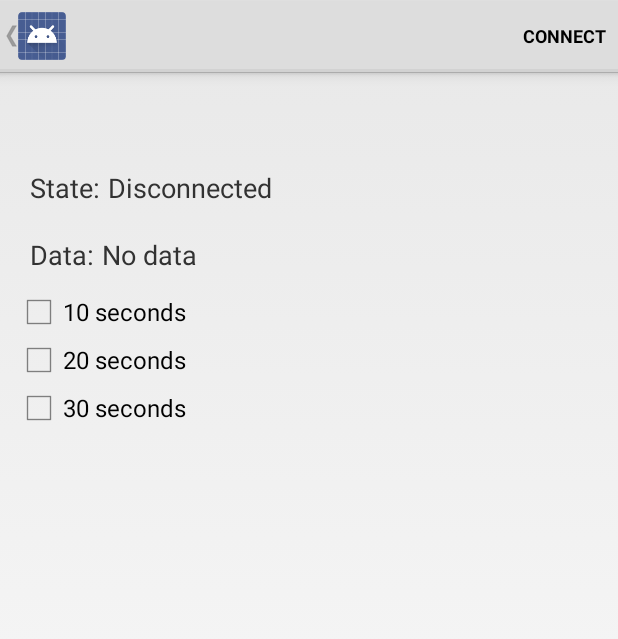
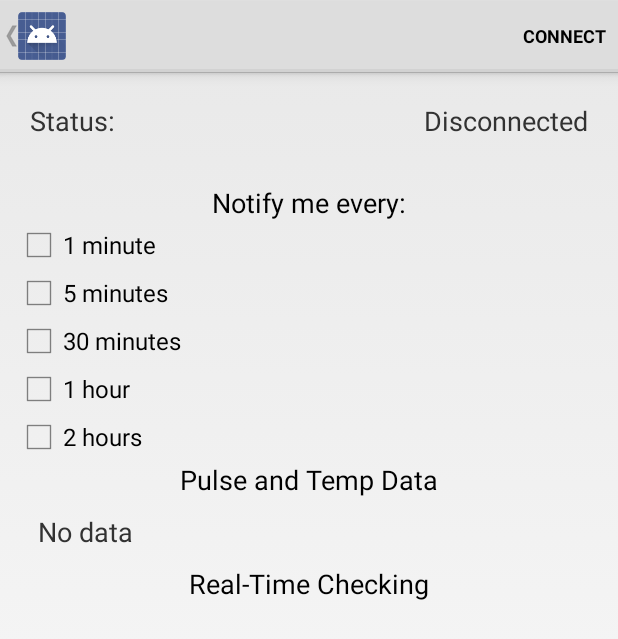
Before and after one commit to stevengaledo111/QAZWSX, an Android app: the DeviceControlActivity screen opened directly, with no data from a screen before it, on a phone screen of 412 x 824 dp. Shown: the top 639 px of the screen. Run offline under Robolectric (Android 15) with nearby library versions, the phone set to English and light mode, and no system bars; 3 statements that could not run were skipped.

Commit message:
Application Change

```diff
--- a/android-BluetoothLeGatt-master/Application/src/main/java/com/example/android/bluetoothlegatt/SampleGattAttributes.java
+++ b/android-BluetoothLeGatt-master/Application/src/main/java/com/example/android/bluetoothlegatt/SampleGattAttributes.java
@@ -30,7 +30,7 @@ public class SampleGattAttributes {
     static {
         // Sample Services.
        // attributes.put("0000180a-0000-1000-8000-00805f9b34fb", "Device Information Service");
-        attributes.put("0000ffe0-0000-1000-8000-00805f9b34fb", "HM-10 Service");
+        attributes.put("0000ffe0-0000-1000-8000-00805f9b34fb", "Pulse & Temp");
         // Sample Characteristics.
       //  attributes.put("00002a29-0000-1000-8000-00805f9b34fb", "Manufacturer Name String");
         attributes.put(HM_10, "Check Now!");
--- a/android-BluetoothLeGatt-master/Application/src/main/res/layout/gatt_services_characteristics.xml
+++ b/android-BluetoothLeGatt-master/Application/src/main/res/layout/gatt_services_characteristics.xml
@@ -23,46 +23,40 @@
                   android:layout_height="wrap_content"
                   android:layout_margin="10dp">
 
+        <TextView android:layout_width="wrap_content"
+            android:layout_height="wrap_content"
+            android:text="@string/label_state"
+            android:textSize="18sp" />
         <Space android:layout_width="5dp"
-               android:layout_height="wrap_content"/>
-        <TextView android:id="@+id/device_address"
-                android:layout_width="match_parent"
-                android:layout_height="wrap_content"
-                android:textSize="18sp"/>
+            android:layout_height="wrap_content"/>
+
+        <TextView android:id="@+id/connection_state"
+            android:layout_width="match_parent"
+            android:layout_height="wrap_content"
+            android:text="@string/disconnected"
+            android:gravity="end"
+            android:textSize="18sp" />
+
     </LinearLayout>
+
     <LinearLayout android:orientation="horizontal"
                   android:layout_width="match_parent"
                   android:layout_height="wrap_content"
                   android:layout_margin="10dp">
-        <TextView android:layout_width="wrap_content"
-                  android:layout_height="wrap_content"
-                  android:text="@string/label_state"
-                  android:textSize="18sp"/>
+
         <Space android:layout_width="5dp"
-               android:layout_height="wrap_content"/>
-        <TextView android:id="@+id/connection_state"
-                  android:layout_width="match_parent"
-                  android:layout_height="wrap_content"
-                  android:text="@string/disconnected"
-                  android:textSize="18sp"/>
-    </LinearLayout>
-    <LinearLayout android:orientation="horizontal"
-                  android:layout_width="match_parent"
-                  android:layout_height="wrap_content"
-                  android:layout_margin="10dp">
-        <TextView android:layout_width="wrap_content"
-                  android:layout_height="wrap_content"
-                  android:text="@string/label_data"
-                  android:textSize="18sp"/>
-        <Space android:layout_width="5dp"
-               android:layout_height="wrap_content"/>
-        <TextView android:id="@+id/data_value"
-                  android:layout_width="match_parent"
-                  android:layout_height="wrap_content"
-                  android:text="@string/no_data"
-                  android:textSize="18sp"/>
+            android:layout_height="wrap_content"/>
+
 
     </LinearLayout>
+
+    <TextView
+        android:layout_width="wrap_content"
+        android:layout_height="wrap_content"
+        android:textAppearance="?android:attr/textAppearanceMedium"
+        android:text="@string/label1"
+        android:layout_gravity="center"
+        android:id="@+id/textView" />
 
     <CheckBox
         android:layout_width="wrap_content"
@@ -86,6 +80,54 @@
         android:id="@+id/checkBox3"
         android:onClick="onCheckboxClicked"/>
 
+    <CheckBox
+        android:layout_width="wrap_content"
+        android:layout_height="wrap_content"
+        android:text="@string/check4"
+        android:id="@+id/checkBox4"
+        android:onClick="onCheckboxClicked"/>
+
+    <CheckBox
+        android:layout_width="wrap_content"
+        android:layout_height="wrap_content"
+        android:text="@string/check5"
+        android:id="@+id/checkBox5"
+        android:onClick="onCheckboxClicked"/>
+
+    <TextView
+        android:layout_width="wrap_content"
+        android:layout_height="wrap_content"
+        android:textAppearance="?android:attr/textAppearanceMedium"
+        android:text="@string/label2"
+        android:layout_gravity="center"
+        android:id="@+id/textView1" />
+
+    <LinearLayout android:orientation="horizontal"
+                  android:layout_width="match_parent"
+                  android:layout_height="wrap_content"
+                  android:layout_margin="10dp">
+
+        <Space android:layout_width="5dp"
+               android:layout_height="wrap_content"/>
+
+
+        <TextView android:id="@+id/data_value"
+            android:layout_width="match_parent"
+            android:layout_height="wrap_content"
+            android:text="@string/no_data"
+            android:textSize="18sp"/>
+
+
+    </LinearLayout>
+
+    <TextView
+        android:layout_width="wrap_content"
+        android:layout_height="wrap_content"
+        android:textAppearance="?android:attr/textAppearanceMedium"
+        android:text="@string/label3"
+        android:layout_gravity="center"
+        android:id="@+id/textView2" />
+
     <ExpandableListView android:id="@+id/gatt_services_list"
             android:layout_width="match_parent"
             android:layout_height="wrap_content"/>
--- a/android-BluetoothLeGatt-master/Application/src/main/res/values/strings.xml
+++ b/android-BluetoothLeGatt-master/Application/src/main/res/values/strings.xml
@@ -17,16 +17,20 @@
     <string name="ble_not_supported">BLE is not supported</string>
     <string name="label_data">Data:</string>
     <string name="label_device_address">Device address:</string>
-    <string name="label_state">State:</string>
+    <string name="label_state">Status:</string>
     <string name="no_data">No data</string>
     <string name="connected">Connected</string>
     <string name="disconnected">Disconnected</string>
     <string name="title_devices">Scan for Devices</string>
     <string name="error_bluetooth_not_supported">Bluetooth not supported.</string>
-    <string name="check1">10 seconds</string>
-    <string name="check2">20 seconds</string>
-    <string name="check3">30 seconds</string>
-
+    <string name="check1">1 minute</string>
+    <string name="check2">5 minutes</string>
+    <string name="check3">30 minutes</string>
+    <string name="check4">1 hour</string>
+    <string name="check5">2 hours</string>
+    <string name="label1">Notify me every: </string>
+    <string name="label2">Pulse and Temp Data</string>
+    <string name="label3">Real-Time Checking</string>
 
     <string name="unknown_device">Unknown device</string>
     <string name="unknown_characteristic">Unknown characteristic</string>
```
Also changed, not shown: android-BluetoothLeGatt-master/Application/src/main/java/com/example/android/bluetoothlegatt/DeviceControlActivity.java (+104 -3 lines).
